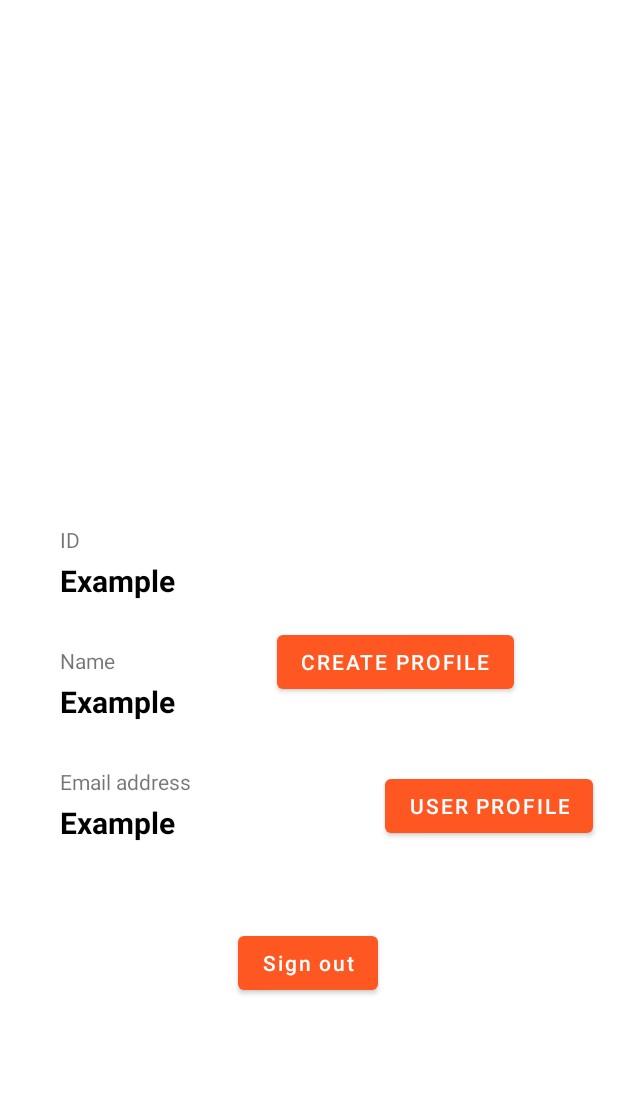
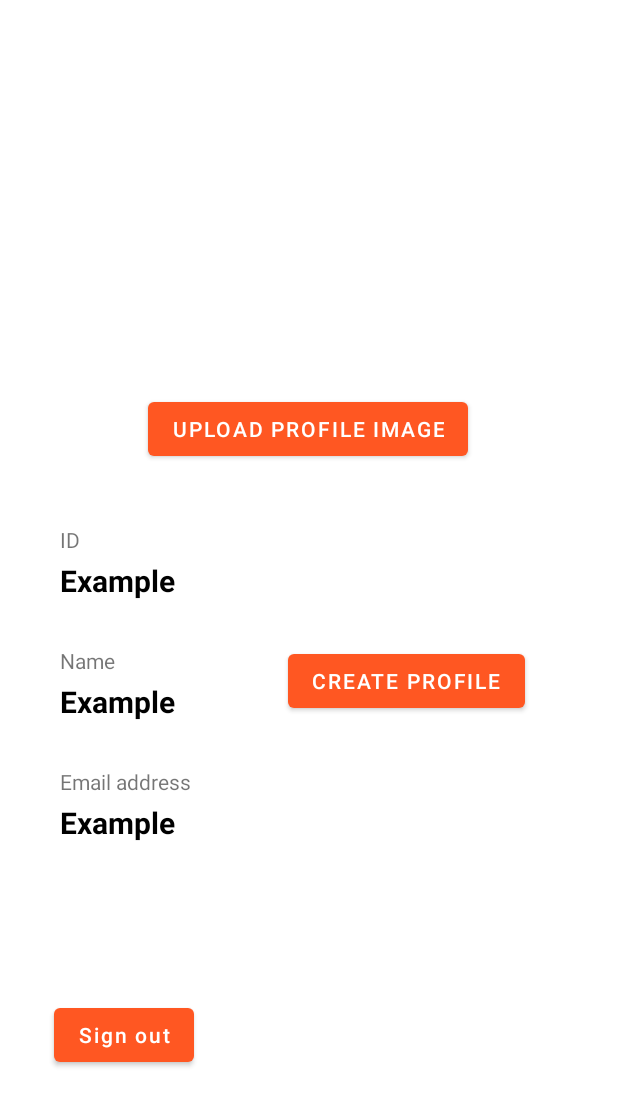
Before and after one commit to zood234/Go4Lunch, an Android app: the layout activity_write_profile.xml on its own in the app's theme, with its tools: preview values and no code run, on a phone screen of 412 x 824 dp. Shown: the top 1106 px of the screen. Run offline under Robolectric (Android 15) with nearby library versions, the phone set to English and light mode, and no system bars.

```diff
--- a/app/src/main/res/layout/activity_write_profile.xml
+++ b/app/src/main/res/layout/activity_write_profile.xml
@@ -59,6 +59,17 @@
         app:layout_constraintStart_toStartOf="@+id/name"
         app:layout_constraintTop_toBottomOf="@+id/name" />
 
+    <Button
+        android:id="@+id/uploadImageBtn"
+        android:layout_width="wrap_content"
+        android:layout_height="wrap_content"
+        android:layout_marginTop="12dp"
+        android:text="Upload Profile Image"
+        app:layout_constraintEnd_toEndOf="parent"
+        app:layout_constraintHorizontal_bias="0.497"
+        app:layout_constraintStart_toStartOf="parent"
+        app:layout_constraintTop_toBottomOf="@+id/profile_image" />
+
     <TextView
         android:id="@+id/email"
         android:layout_width="wrap_content"
@@ -84,34 +95,23 @@
         android:id="@+id/sign_out_btn"
         android:layout_width="wrap_content"
         android:layout_height="wrap_content"
-        android:layout_marginTop="56dp"
+        android:layout_marginTop="104dp"
         android:text="@string/sign_out"
         android:textAllCaps="false"
         app:layout_constraintEnd_toEndOf="parent"
-        app:layout_constraintHorizontal_bias="0.498"
+        app:layout_constraintHorizontal_bias="0.113"
         app:layout_constraintStart_toStartOf="parent"
         app:layout_constraintTop_toBottomOf="@+id/email_txt" />
-
-    <Button
-        android:id="@+id/userProfileBtn"
-        android:layout_width="wrap_content"
-        android:layout_height="wrap_content"
-        android:text="User Profile"
-        app:layout_constraintBottom_toBottomOf="parent"
-        app:layout_constraintEnd_toEndOf="parent"
-        app:layout_constraintHorizontal_bias="0.94"
-        app:layout_constraintStart_toStartOf="parent"
-        app:layout_constraintTop_toBottomOf="@+id/profile_image" />
 
     <Button
         android:id="@+id/createProfileBtn"
         android:layout_width="wrap_content"
         android:layout_height="wrap_content"
-        android:layout_marginBottom="48dp"
+        android:layout_marginTop="120dp"
         android:text="Create Profile"
-        app:layout_constraintBottom_toTopOf="@+id/userProfileBtn"
         app:layout_constraintEnd_toEndOf="parent"
-        app:layout_constraintHorizontal_bias="0.726"
-        app:layout_constraintStart_toStartOf="parent" />
+        app:layout_constraintHorizontal_bias="0.757"
+        app:layout_constraintStart_toStartOf="parent"
+        app:layout_constraintTop_toBottomOf="@+id/uploadImageBtn" />
 
 </androidx.constraintlayout.widget.ConstraintLayout>
```
Also changed, not shown: app/src/main/java/com/example/go4lunch/AllRestaurantsViewModel.kt (+3 -4 lines), app/src/main/java/com/example/go4lunch/AllUsersActivity.kt (+14 -1 lines), app/src/main/java/com/example/go4lunch/ListofRestaurantsActivity.kt (+13 -1 lines), app/src/main/java/com/example/go4lunch/MapsActivity.kt (+12 -1 lines), app/src/main/java/com/example/go4lunch/UserProfileActivity.kt (+37 -3 lines), app/src/main/java/com/example/go4lunch/WriteProfileActivity.kt (+32 -11 lines), app/src/main/res/layout/activity_user_profile.xml (+11 -0 lines), app/src/main/res/menu/app_bar_menu.xml (+12 -5 lines), app/src/main/res/values/strings.xml (+6 -1 lines).
